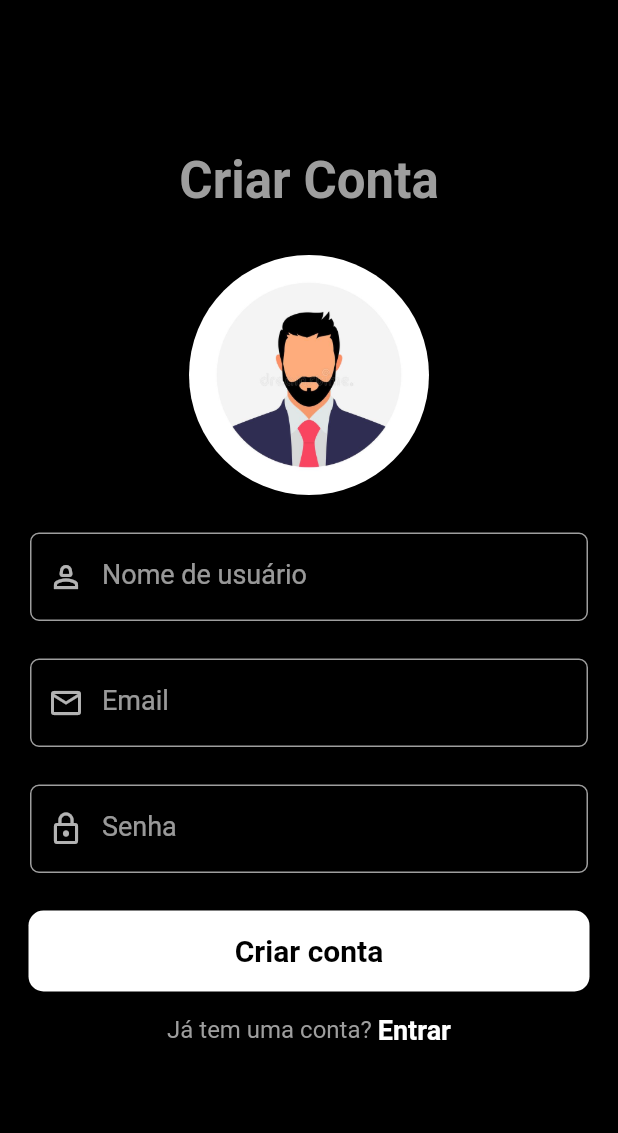
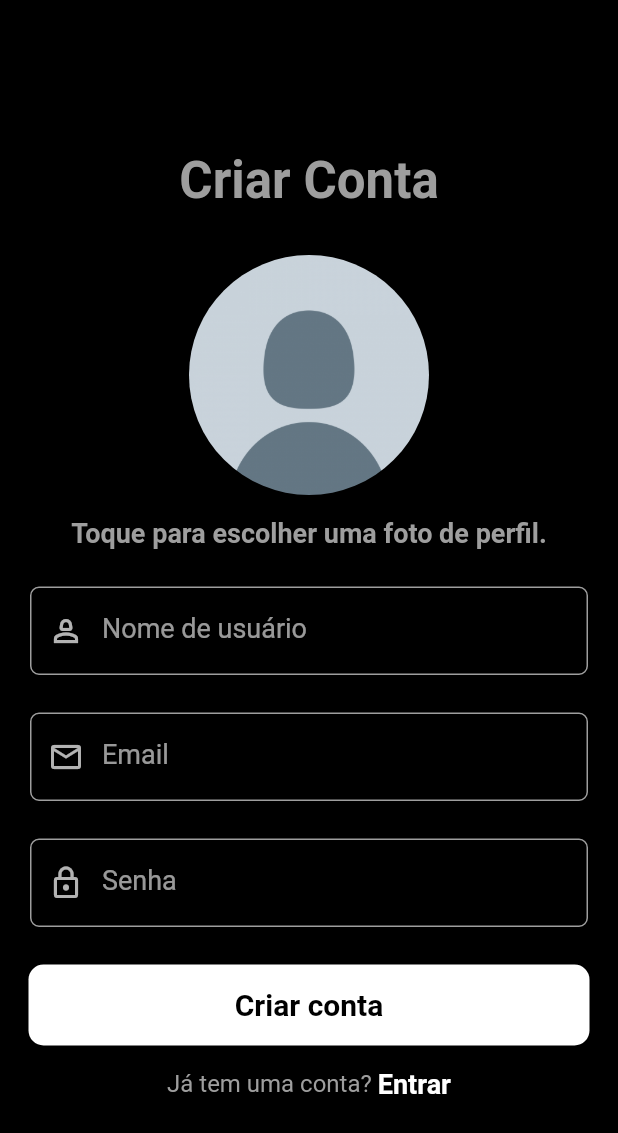
Before and after one commit to thiagomtd/theTiktokers, a Flutter app: the RegistrationScreen screen opened directly, on a phone screen of 412 x 824 dp. Shown: the top 1133 px of the screen. Run offline on Flutter 3.47's test engine with Material 2 defaults, Android fonts, the phone set to English and light mode, and no system bars; our stand-ins replace cloud_firestore, firebase_auth, firebase_core, firebase_storage, get, google_fonts and 2 more; accounts and stored records are empty; Roboto replaces fonts that are missing (Acme).

```diff
--- a/lib/authentication/registration_screen.dart
+++ b/lib/authentication/registration_screen.dart
@@ -48,10 +48,18 @@ class _RegistrationScreenState extends State<RegistrationScreen> {
               },
               child: const CircleAvatar(
                 radius: 80,
-                backgroundImage: AssetImage("images/avatar.jpg"),
+                backgroundImage: AssetImage("images/avatar.png"),
                 backgroundColor: Colors.black,
               ),
             ),
+            const SizedBox(
+              height: 15,
+            ),
+            Text("Toque para escolher uma foto de perfil.",
+                style: GoogleFonts.averiaLibre(
+                    fontSize: 18,
+                    color: Colors.grey,
+                    fontWeight: FontWeight.bold)),
             const SizedBox(
               height: 25,
             ),
```
Also changed, not shown: lib/authentication/auth_controller.dart (+22 -0 lines), lib/authentication/login_screen.dart (+14 -3 lines), images/avatar.png (added).
